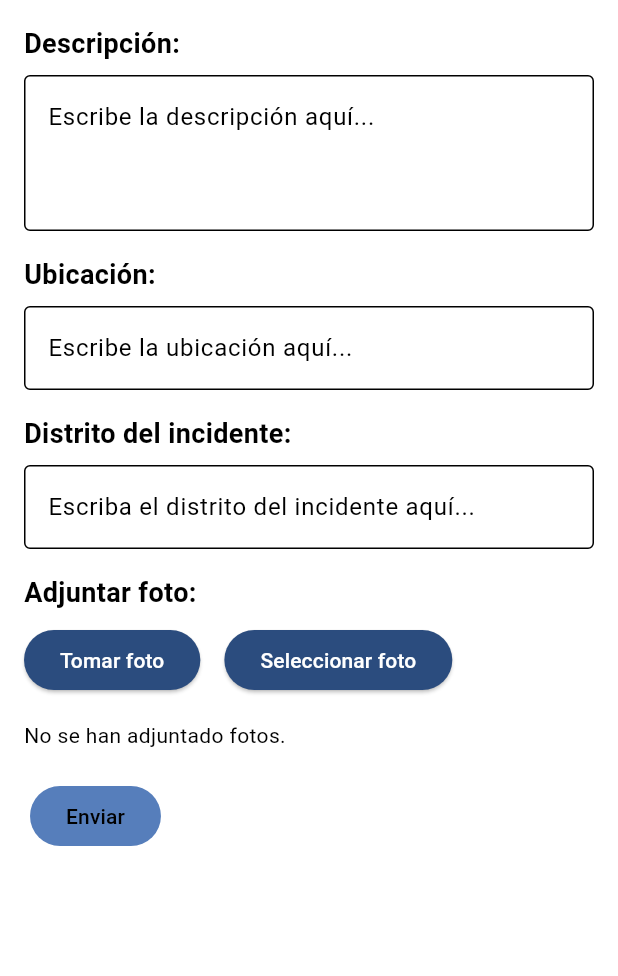
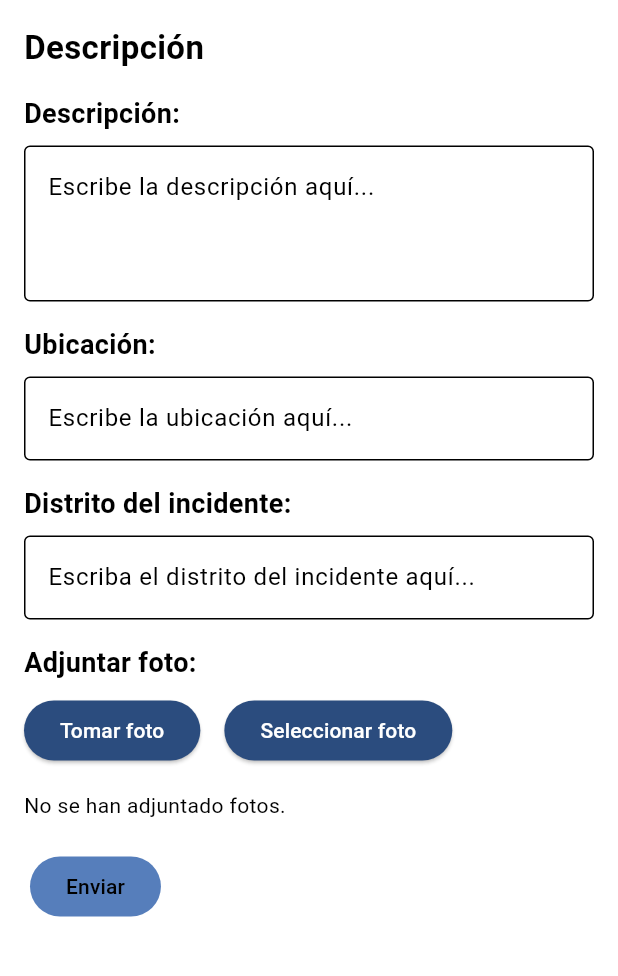
Before and after one commit to AppLima/inlima_mobile, a Flutter app: the DescriptionPage screen opened by its route, on a phone screen of 412 x 824 dp, the part 84-1060 px from its top. Run offline on Flutter 3.47's test engine with Material 3 defaults, Android fonts, the light colour scheme and no system bars; our stand-ins replace flutter_svg, get, image_picker; project files that could hold a hidden picture were left out.

Commit message:
Description Page v.2

```diff
--- a/lib/pages/description/description_page.dart
+++ b/lib/pages/description/description_page.dart
@@ -43,6 +43,9 @@ class _DescriptionPageState extends State<DescriptionPage> {
 
   @override
   Widget build(BuildContext context) {
+    // Recibe el asunto pasado como argumento
+    final String? asunto = ModalRoute.of(context)?.settings.arguments as String?;
+
     return Scaffold(
       appBar: const InLimaAppBar(),
       body: Padding(
@@ -51,13 +54,19 @@ class _DescriptionPageState extends State<DescriptionPage> {
           child: Column(
             crossAxisAlignment: CrossAxisAlignment.start,
             children: [
+              // Muestra el asunto como el título de la pantalla
+              Text(
+                asunto ?? 'Descripción',
+                style: const TextStyle(fontSize: 22, fontWeight: FontWeight.bold),
+              ),
+              const SizedBox(height: 16),
               const Text(
                 'Descripción:',
                 style: TextStyle(fontSize: 18, fontWeight: FontWeight.bold),
               ),
               const SizedBox(height: 8),
               TextField(
-                decoration: InputDecoration(
+                decoration: const InputDecoration(
                   border: OutlineInputBorder(),
                   hintText: 'Escribe la descripción aquí...',
                 ),
@@ -70,7 +79,7 @@ class _DescriptionPageState extends State<DescriptionPage> {
               ),
               const SizedBox(height: 8),
               TextField(
-                decoration: InputDecoration(
+                decoration: const InputDecoration(
                   border: OutlineInputBorder(),
                   hintText: 'Escribe la ubicación aquí...',
                 ),
@@ -82,7 +91,7 @@ class _DescriptionPageState extends State<DescriptionPage> {
               ),
               const SizedBox(height: 8),
               TextField(
-                decoration: InputDecoration(
+                decoration: const InputDecoration(
                   border: OutlineInputBorder(),
                   hintText: 'Escriba el distrito del incidente aquí...',
                 ),
@@ -119,7 +128,7 @@ class _DescriptionPageState extends State<DescriptionPage> {
                       itemBuilder: (context, index) {
                         final imageFile = _selectedImages[index];
                         return ListTile(
-                          leading: Icon(Icons.image),
+                          leading: const Icon(Icons.image),
                           title: Text('Foto ${index + 1}'),
                           trailing: IconButton(
                             icon: const Icon(Icons.delete, color: Colors.red),
```
